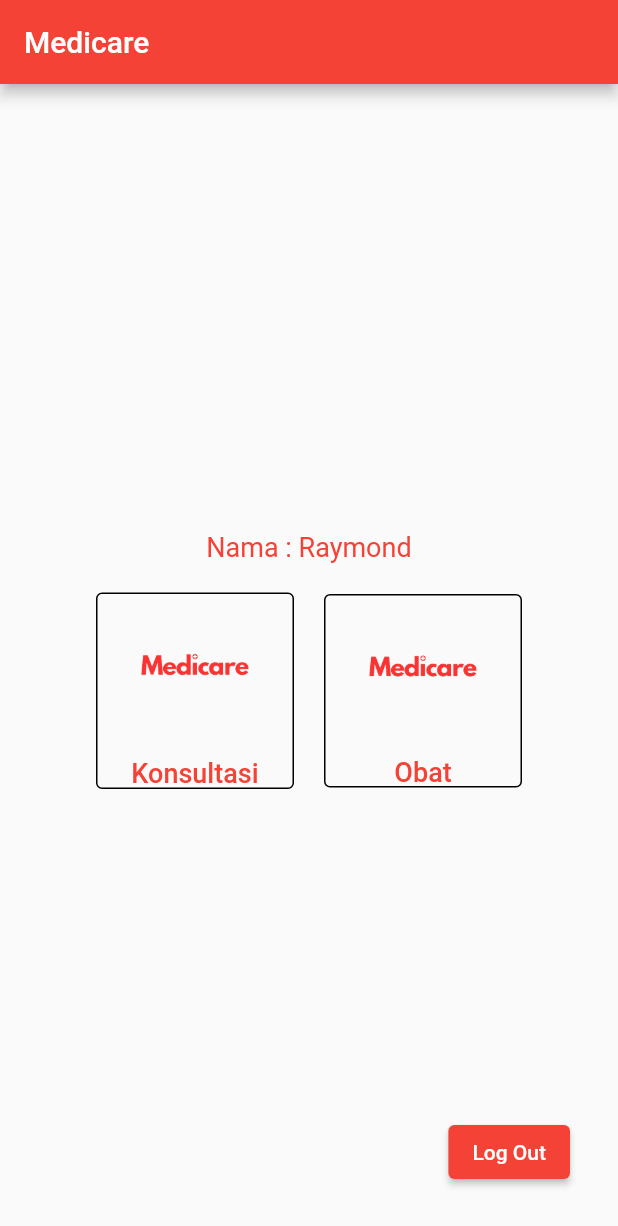
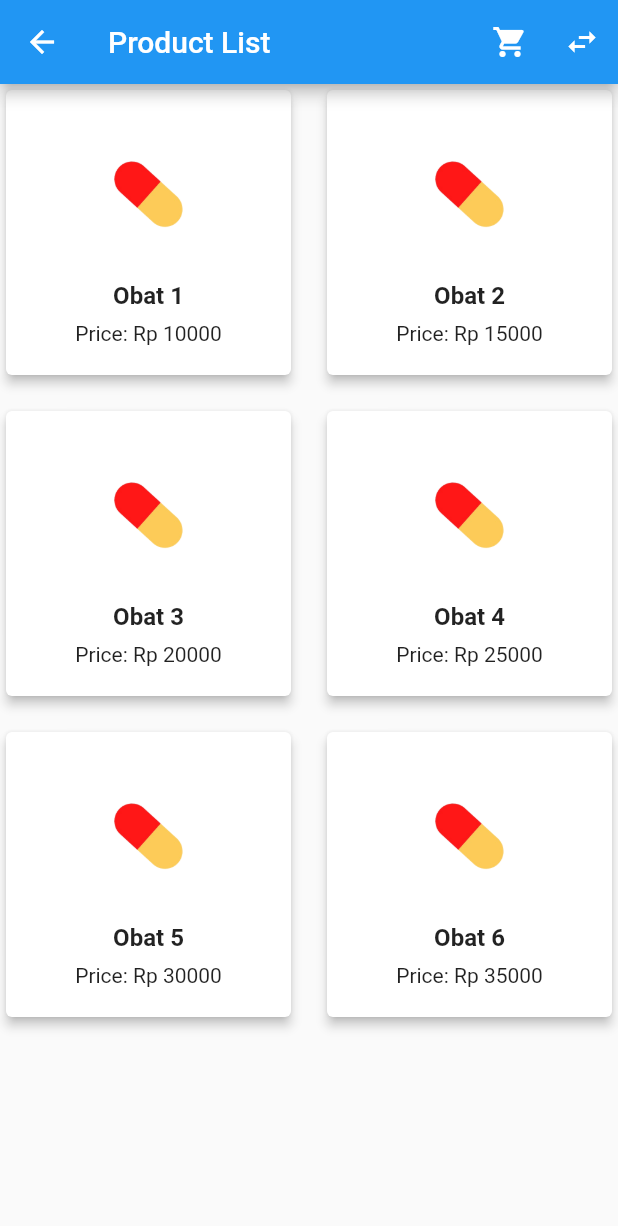
Before and after one commit to Mondsta/medicare_mobileapp, a Flutter app: the screen it shows after launch, after a tap on "Obat", on a phone screen of 412 x 824 dp. Shown: the top 1226 px of the screen. Run offline on Flutter 3.47's test engine with Material 2 defaults, Android fonts, the phone set to English and light mode, and no system bars; our stand-ins replace image_picker.

Commit message:
Added a lot of new page

```diff
--- a/lib/homepage.dart
+++ b/lib/homepage.dart
@@ -1,4 +1,5 @@
 import 'package:flutter/material.dart';
+import 'package:medicare_application/obat.dart';
 import 'login.dart';
 import 'konsultasi.dart';
 
@@ -43,7 +44,7 @@ class HomePage extends StatelessWidget {
                   mainAxisSize: MainAxisSize.min,
                   children: [
                     Image.asset(
-                      'assets/Medicare.png',
+                      'assets/konsultasi.png',
                       width: 100, // adjust the width as needed
                       height: 100, // adjust the height as needed
                     ),
@@ -58,7 +59,10 @@ class HomePage extends StatelessWidget {
               const SizedBox(width: 20), // Adjust the spacing between buttons
               OutlinedButton(
                 onPressed: () {
-                  // Add logic for "Obat" button
+                 Navigator.push(
+                    context,
+                    MaterialPageRoute(builder: (context) => ObatPage()),
+                  );
                 },
                 style: OutlinedButton.styleFrom(
                   side: BorderSide(color: Colors.black),
@@ -68,7 +72,7 @@ class HomePage extends StatelessWidget {
                   mainAxisSize: MainAxisSize.min,
                   children: [
                     Image.asset(
-                      'assets/Medicare.png',
+                      'assets/obat.png',
                       width: 100, // adjust the width as needed
                       height: 100, // adjust the height as needed
                     ),
--- /dev/null
+++ b/lib/obat.dart
@@ -0,0 +1,106 @@
+import 'package:flutter/material.dart';
+import 'package:medicare_application/cart.dart';
+import 'productdetail.dart';
+
+class ObatPage extends StatefulWidget {
+  @override
+  _ObatPageState createState() => _ObatPageState();
+}
+
+class _ObatPageState extends State<ObatPage> {
+  final List<Map<String, dynamic>> products = [
+    {'name': 'Obat 1', 'price': 10000, 'image': 'assets/obat.png'},
+    {'name': 'Obat 2', 'price': 15000, 'image': 'assets/obat.png'},
+    {'name': 'Obat 3', 'price': 20000, 'image': 'assets/obat.png'},
+    {'name': 'Obat 4', 'price': 25000, 'image': 'assets/obat.png'},
+    {'name': 'Obat 5', 'price': 30000, 'image': 'assets/obat.png'},
+    {'name': 'Obat 6', 'price': 35000, 'image': 'assets/obat.png'},
+  ];
+
+  bool isHorizontalView = false;
+
+  @override
+  Widget build(BuildContext context) {
+    return Scaffold(
+      appBar: AppBar(
+        title: Text('Product List'),
+        actions: [
+          IconButton(
+            icon: Icon(Icons.shopping_cart),
+            onPressed: () {
+              Navigator.push(
+                context,
+                MaterialPageRoute(builder: (context) => CartPage()),
+              );
+            },
+          ),
+          IconButton(
+            icon: Icon(Icons.swap_horiz),
+            onPressed: () {
+              setState(() {
+                isHorizontalView = !isHorizontalView;
+              });
+            },
+          ),
+        ],
+      ),
+      body: isHorizontalView
+          ? buildHorizontalProductList()
+          : GridView.builder(
+              gridDelegate: SliverGridDelegateWithFixedCrossAxisCount(
+                crossAxisCount: 2,
+                mainAxisSpacing: 16.0,
+                crossAxisSpacing: 16.0,
+              ),
+              itemCount: products.length,
+              itemBuilder: (context, index) {
+                return buildProductCard(context, products[index]);
+              },
+            ),
+    );
+  }
+
+  Widget buildHorizontalProductList() {
+    return ListView.builder(
+      itemCount: products.length,
+      itemBuilder: (context, index) {
+        return buildProductCard(context, products[index]);
+      },
+    );
+  }
+
+  Widget buildProductCard(BuildContext context, Map<String, dynamic> product) {
+    return Card(
+      elevation: 3,
+      child: InkWell(
+        onTap: () {
+          Navigator.push(
+            context,
+            MaterialPageRoute(builder: (context) => ProductDetailPage(product)),
+          );
+        },
+        child: Column(
+          crossAxisAlignment: CrossAxisAlignment.center,
+          mainAxisAlignment: MainAxisAlignment.center,
+          children: [
+            Image.asset(
+              product['image'],
+              width: 100,
+              height: 100,
+            ),
+            SizedBox(height: 8),
+            Text(
+              product['name'],
+              style: TextStyle(fontSize: 16, fontWeight: FontWeight.bold),
+            ),
+            SizedBox(height: 8),
+            Text(
+              'Price: Rp ${product['price']}',
+              style: TextStyle(fontSize: 14),
+            ),
+          ],
+        ),
+      ),
+    );
+  }
+}
```
Also changed, not shown: lib/bayar.dart (added, +62 -0 lines), lib/cart.dart (added, +58 -0 lines), lib/productdetail.dart (added, +62 -0 lines), pubspec.yaml (+11 -1 lines), assets/konsultasi.png (added), assets/obat.png (added), pubspec.lock.
